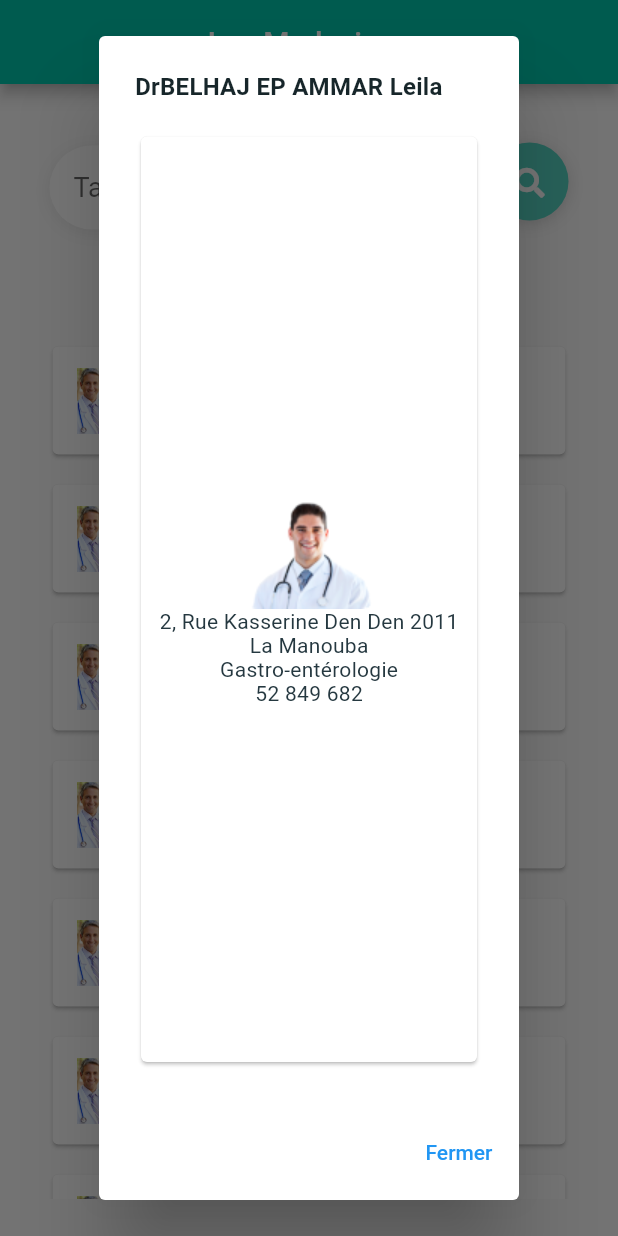
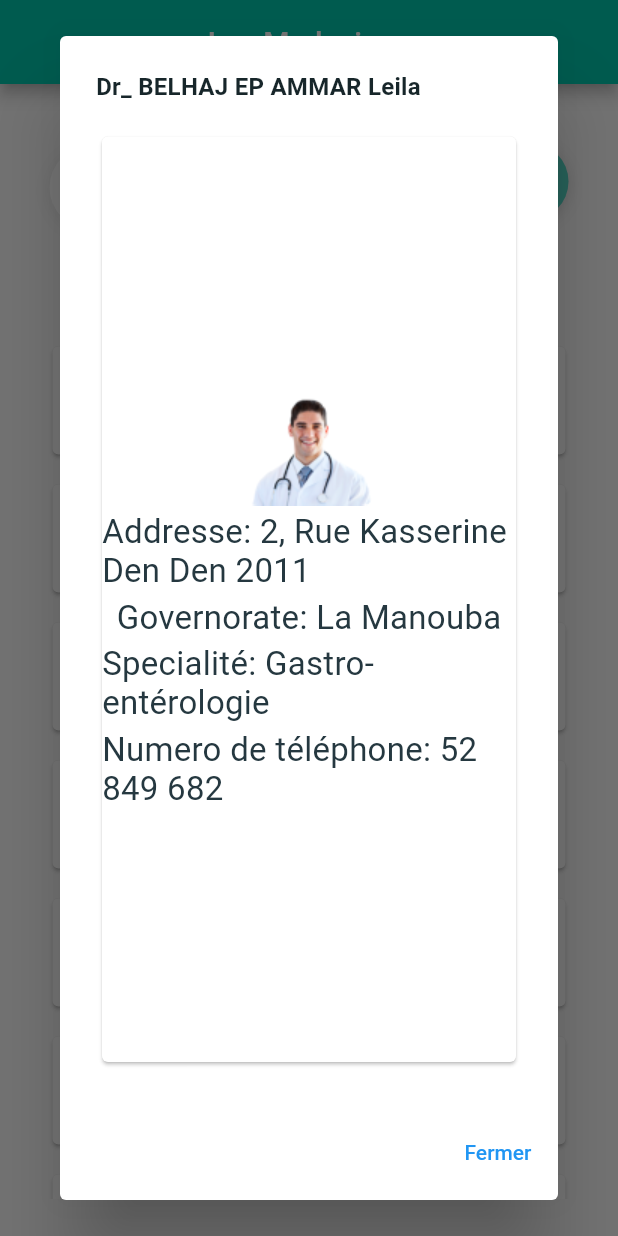
Before and after one commit to medabbassi/mariemapp, a Flutter app: the Homepg screen opened directly, after a tap on "BELHAJ EP AMMAR Leila", on a phone screen of 412 x 824 dp. Run offline on Flutter 3.47's test engine with Material 2 defaults, Android fonts, the phone set to English and light mode, and no system bars; our stand-ins replace font_awesome_flutter, page_transition, simple_animations, smooth_star_rating, url_launcher_web; missing offline and left inert: dart:ffi; Roboto replaces fonts that are missing (WorkSans).

Commit message:
do some UI changes 3

```diff
--- a/lib/pages/homepage.dart
+++ b/lib/pages/homepage.dart
@@ -89,17 +89,34 @@ class _Homepg extends State<Homepg> {
                             context: context,
                             builder: (BuildContext context){
                             return AlertDialog(
-                             title: new Text("Dr" + _items[index]['fullname']),
+                             title: new Text("Dr_ "+ _items[index]['fullname']),
                              content: new Card(
                                child: Center(
                                 child: Column(
                                   mainAxisSize: MainAxisSize.min,
                                   children: <Widget>[
                                     new Image.asset("assets/images/mathew.png"),
-                                    new Text(_items[index]['address']),
-                                    new Text(_items[index]['governorate']),
-                                    new Text(_items[index]['specialty']),
-                                    new Text(_items[index]['phone']),
+                                    new SizedBox(height: 5),
+                                    new Text("Addresse: "+_items[index]['address'],
+                                        style:TextStyle(
+                                          fontSize: 22,
+                                          fontWeight: FontWeight.w400
+                                    ) ),
+                                    new SizedBox(height: 5),
+                                    new Text("Governorate: " +_items[index]['governorate'],style:TextStyle(
+                                        fontSize: 22,
+                                        fontWeight: FontWeight.w400
+                                    )),
+                                    new SizedBox(height: 5),
+                                    new Text("Specialité: "+_items[index]['specialty'], style:TextStyle(
+                                        fontSize: 22,
+                                        fontWeight: FontWeight.w400
+                                    )),
+                                    new SizedBox(height: 5),
+                                    new Text("Numero de téléphone: "+_items[index]['phone'], style:TextStyle(
+                                        fontSize: 22,
+                                        fontWeight: FontWeight.w400
+                                    )),
                                   ],
                                 )
                                ),
```
Also changed, not shown: 4 other files.
